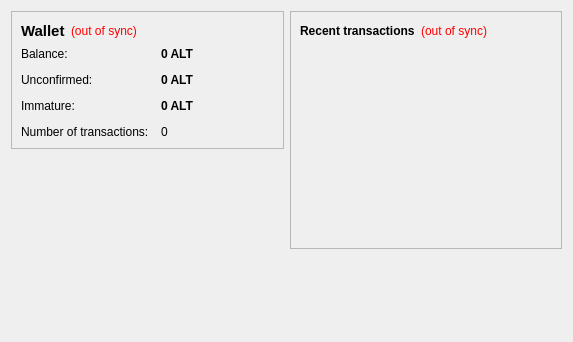
altcoinproject/altcoin, file src/qt/forms/overviewpage.ui: the form before one commit.
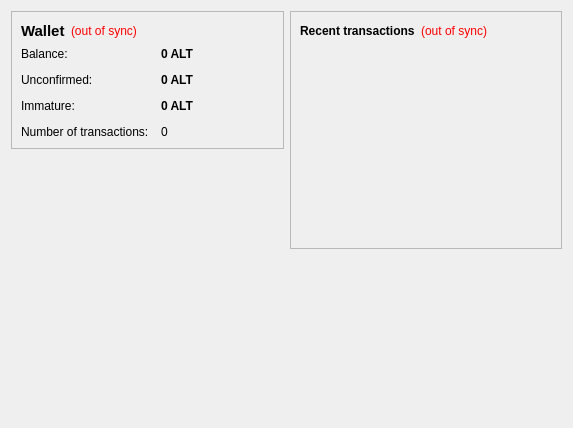
The form after the commit. Icons and pictures are not drawn.

What changed in the file:
```diff
--- a/src/qt/forms/overviewpage.ui
+++ b/src/qt/forms/overviewpage.ui
@@ -7,7 +7,7 @@
     <x>0</x>
     <y>0</y>
     <width>573</width>
-    <height>342</height>
+    <height>428</height>
    </rect>
   </property>
   <property name="windowTitle">
```
Left out of the diff: 10 changed lines with no effect on the pictures.
